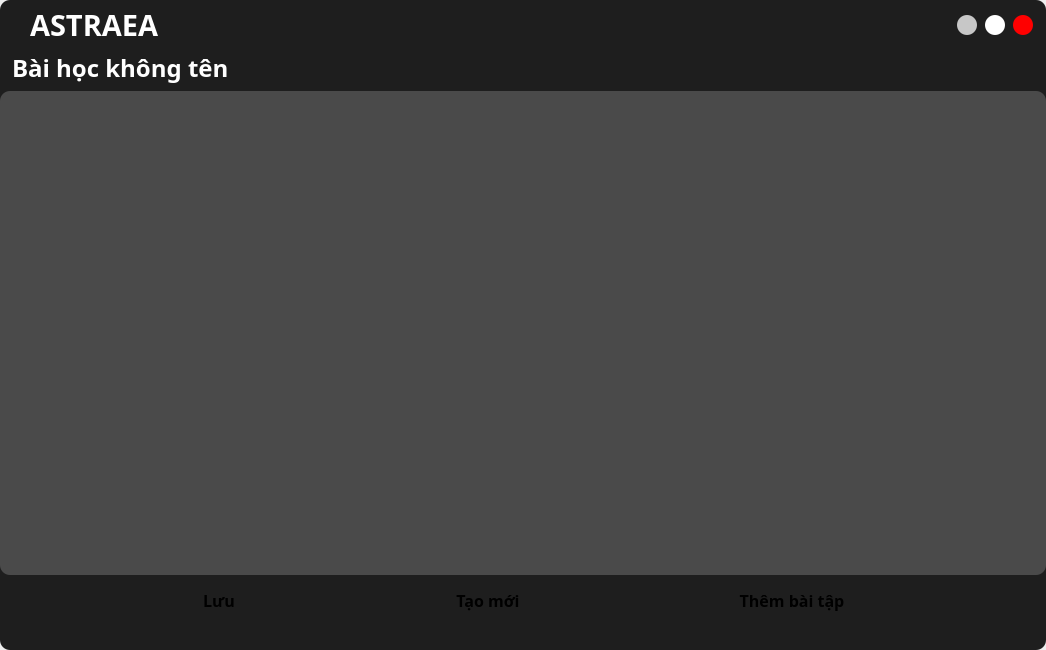
Before: the Qt Designer form UI_Files/edit_form.ui in hoangm960/Astraea, drawn with Qt 5.
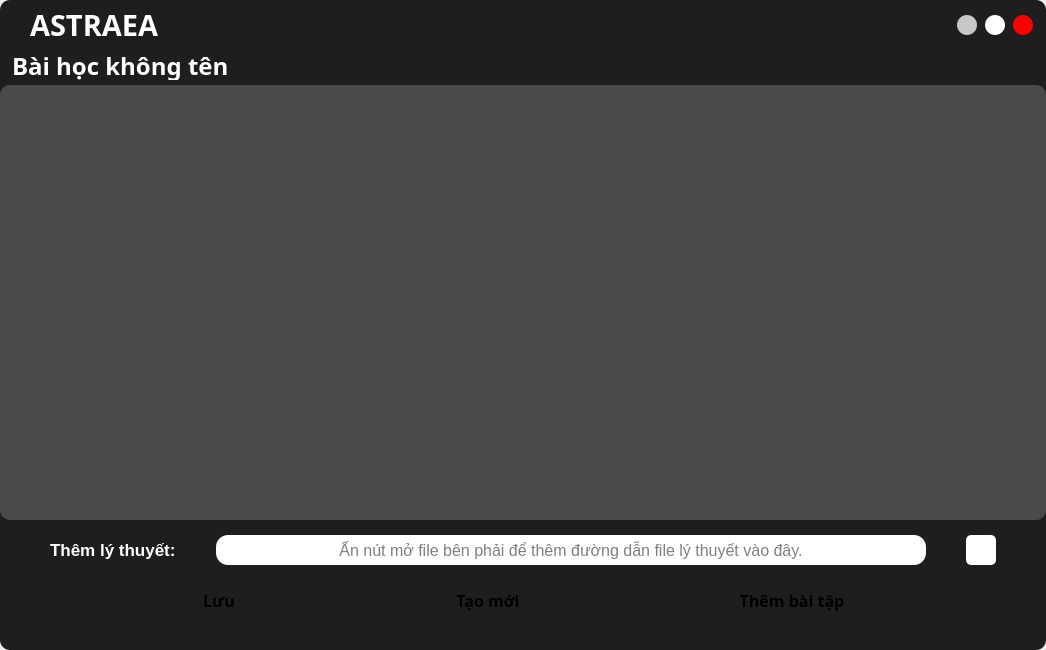
After: the same form once the commit is applied. The open tabs and pages were chosen to show the change. Icons and pictures are not drawn.

Commit message: loading_Theory

```diff
--- a/UI_Files/edit_form.ui
+++ b/UI_Files/edit_form.ui
@@ -712,6 +712,18 @@
                     </property>
                     <item>
                      <widget class="QLineEdit" name="lesson_title">
+                      <property name="minimumSize">
+                       <size>
+                        <width>0</width>
+                        <height>30</height>
+                       </size>
+                      </property>
+                      <property name="maximumSize">
+                       <size>
+                        <width>16777215</width>
+                        <height>30</height>
+                       </size>
+                      </property>
                       <property name="font">
                        <font>
                         <family>Montserrat</family>
@@ -733,7 +745,7 @@
                    <property name="minimumSize">
                     <size>
                      <width>0</width>
-                     <height>450</height>
+                     <height>400</height>
                     </size>
                    </property>
                    <property name="styleSheet">
@@ -816,7 +828,7 @@
                          <x>0</x>
                          <y>0</y>
                          <width>1046</width>
-                         <height>484</height>
+                         <height>435</height>
                         </rect>
                        </property>
                       </widget>
@@ -825,6 +837,141 @@
                    </layout>
                   </widget>
                  </item>
+                 <item>
+                  <widget class="QFrame" name="Theory_Wrap">
+                   <property name="minimumSize">
+                    <size>
+                     <width>0</width>
+                     <height>50</height>
+                    </size>
+                   </property>
+                   <property name="maximumSize">
+                    <size>
+                     <width>16777215</width>
+                     <height>60</height>
+                    </size>
+                   </property>
+                   <property name="frameShape">
+                    <enum>QFrame::StyledPanel</enum>
+                   </property>
+                   <property name="frameShadow">
+                    <enum>QFrame::Raised</enum>
+                   </property>
+                   <layout class="QGridLayout" name="gridLayout">
+                    <property name="leftMargin">
+                     <number>50</number>
+                    </property>
+                    <property name="topMargin">
+                     <number>9</number>
+                    </property>
+                    <property name="rightMargin">
+                     <number>50</number>
+                    </property>
+                    <property name="bottomMargin">
+                     <number>9</number>
+                    </property>
+                    <property name="horizontalSpacing">
+                     <number>40</number>
+                    </property>
+                    <property name="verticalSpacing">
+                     <number>0</number>
+                    </property>
+                    <item row="0" column="0">
+                     <widget class="QLabel" name="label_Theory">
+                      <property name="font">
+                       <font>
+                        <pointsize>13</pointsize>
+                        <weight>75</weight>
+                        <bold>true</bold>
+                       </font>
+                      </property>
+                      <property name="text">
+                       <string>Thêm lý thuyết:</string>
+                      </property>
+                     </widget>
+                    </item>
+                    <item row="0" column="1">
+                     <widget class="QLineEdit" name="Theory_link">
+                      <property name="minimumSize">
+                       <size>
+                        <width>0</width>
+                        <height>30</height>
+                       </size>
+                      </property>
+                      <property name="maximumSize">
+                       <size>
+                        <width>16777215</width>
+                        <height>30</height>
+                       </size>
+                      </property>
+                      <property name="font">
+                       <font>
+                        <pointsize>12</pointsize>
+                        <italic>false</italic>
+                       </font>
+                      </property>
+                      <property name="styleSheet">
+                       <string notr="true">background-color: rgb(255, 255, 255);
+border-radius: 12px;
+color: rgb(0,0,0);</string>
+                      </property>
+                      <property name="alignment">
+                       <set>Qt::AlignCenter</set>
+                      </property>
+                      <property name="readOnly">
+                       <bool>true</bool>
+                      </property>
+                      <property name="placeholderText">
+                       <string>Ấn nút mở file bên phải để thêm đường dẫn file lý thuyết vào đây.</string>
+                      </property>
+                     </widget>
+                    </item>
+                    <item row="0" column="2">
+                     <widget class="QPushButton" name="Open_Theory">
+                      <property name="minimumSize">
+                       <size>
+                        <width>30</width>
+                        <height>30</height>
+                       </size>
+                      </property>
+                      <property name="maximumSize">
+                       <size>
+                        <width>30</width>
+                        <height>30</height>
+                       </size>
+                      </property>
+                      <property name="styleSheet">
+                       <string notr="true">QPushButton {
+	background-color: rgb(255, 255, 255);
+	border-radius: 5px;
+}
+
+QPushButton:hover {
+	background-color: rgba(255, 255, 255, 150);
+}
+
+QPushButton:pressed {
+	background-color: rgba(0, 0, 0, 50);
+}</string>
+                      </property>
+                      <property name="text">
+                       <string/>
+                      </property>
+                      <property name="icon">
+                       <iconset resource="Resources.qrc">
+                        <normaloff>:/images/icons/folder_open.png</normaloff>:/images/icons/folder_open.png</iconset>
+                      </property>
+                      <property name="iconSize">
+                       <size>
+                        <width>28</width>
+                        <height>28</height>
+                       </size>
+                      </property>
+                     </widget>
+                    </item>
+                   </layout>
+                  </widget>
+                 </item>
                  <item>
                   <widget class="QFrame" name="btn_frame_2">
                    <property name="minimumSize">
```
Left out of the diff: 8 changed lines with no effect on the pictures. The commit also changes 2 other files.
